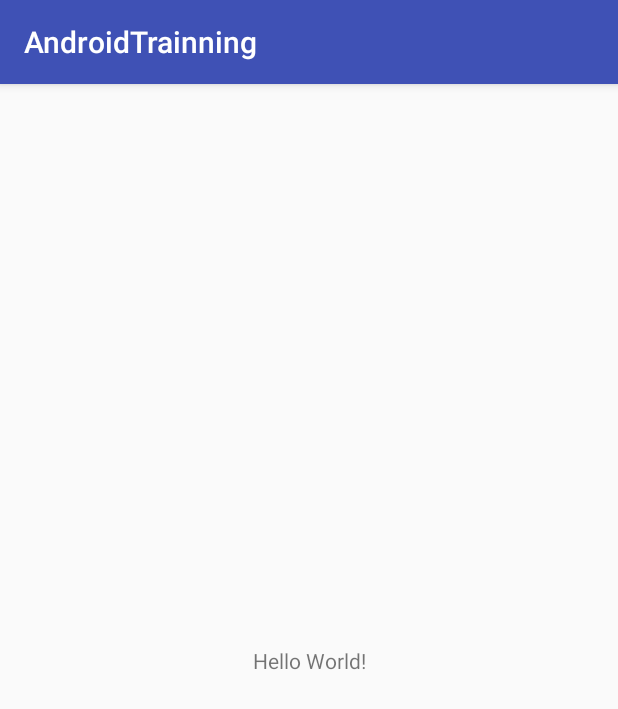
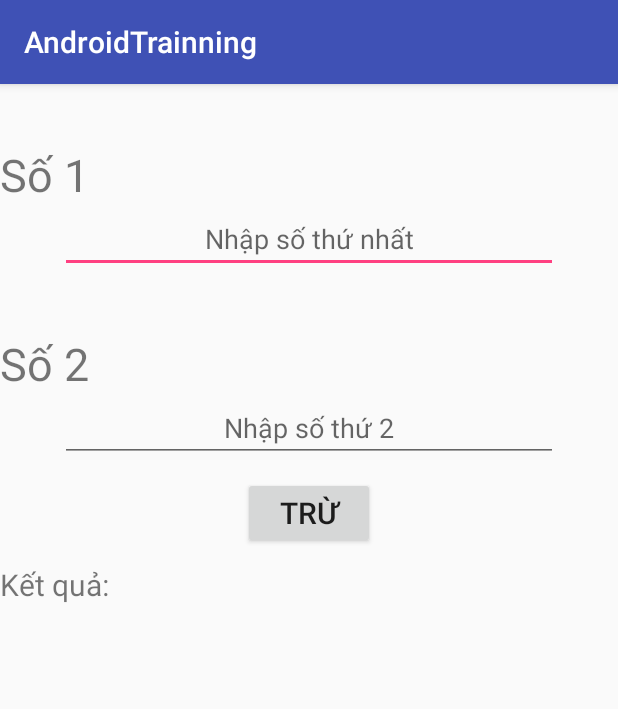
Before and after one commit to daolq3012/AndroidTrainning, an Android app: the screen it shows after launch (MainActivity), on a phone screen of 412 x 824 dp. Shown: the top 709 px of the screen. Run offline under Robolectric (Android 15) with nearby library versions, the phone set to English and light mode, and no system bars.

Commit message:
[PhongCH]: Chuc nang phep tru 2 so

```diff
--- a/app/src/main/java/com/fstyle/androidtrainning/MainActivity.java
+++ b/app/src/main/java/com/fstyle/androidtrainning/MainActivity.java
@@ -1,13 +1,44 @@
 package com.fstyle.androidtrainning;
 
+import android.annotation.SuppressLint;
 import android.support.v7.app.AppCompatActivity;
 import android.os.Bundle;
+import android.view.View;
+import android.widget.Button;
+import android.widget.EditText;
+import android.widget.TextView;
+
+import org.w3c.dom.Text;
 
 public class MainActivity extends AppCompatActivity {
+
+    private TextView txtViewPhepTru;
+    private EditText edtSo1, edtSo2;
+    private Button btnTru;
 
     @Override
     protected void onCreate(Bundle savedInstanceState) {
         super.onCreate(savedInstanceState);
         setContentView(R.layout.activity_main);
+        initViews();
+
+        btnTru.setOnClickListener(new View.OnClickListener() {
+            @SuppressLint("SetTextI18n")
+            @Override
+            public void onClick(View v) {
+                int sothu1 = Integer.parseInt(edtSo1.getText().toString().trim());
+                int sothu2 = Integer.parseInt(edtSo2.getText().toString().trim());
+                int ketquaTru = sothu1 - sothu2;
+
+                txtViewPhepTru.setText(" " + ketquaTru);
+            }
+        });
+    }
+
+    private void initViews() {
+        txtViewPhepTru = findViewById(R.id.txtViewPhepTru);
+        edtSo1 = findViewById(R.id.edtSo1);
+        edtSo2 = findViewById(R.id.edtSo2);
+        btnTru = findViewById(R.id.btnPhepTru);
     }
 }
--- a/app/src/main/res/layout/activity_main.xml
+++ b/app/src/main/res/layout/activity_main.xml
@@ -1,21 +1,78 @@
 <?xml version="1.0" encoding="utf-8"?>
-<android.support.constraint.ConstraintLayout
-    xmlns:android="http://schemas.android.com/apk/res/android"
+<LinearLayout xmlns:android="http://schemas.android.com/apk/res/android"
     xmlns:app="http://schemas.android.com/apk/res-auto"
     xmlns:tools="http://schemas.android.com/tools"
     android:layout_width="match_parent"
     android:layout_height="match_parent"
-    tools:context="com.fstyle.androidtrainning.MainActivity"
-    >
+    android:orientation="vertical"
+    tools:context="com.fstyle.androidtrainning.MainActivity">
 
     <TextView
+        android:layout_width="match_parent"
+        android:layout_height="wrap_content"
+        android:layout_marginTop="@dimen/dp_40"
+        android:text="@string/so_1"
+        android:textSize="@dimen/dp_30"
+        tools:ignore="SpUsage" />
+
+    <EditText
+        android:id="@+id/edtSo1"
+        android:inputType="number"
+        android:layout_width="match_parent"
+        android:layout_height="wrap_content"
+        android:layout_marginLeft="@dimen/dp_40"
+        android:layout_marginRight="@dimen/dp_40"
+        android:gravity="center"
+        android:hint="@string/nhapso_1" />
+
+
+    <TextView
+        android:layout_width="match_parent"
+        android:layout_height="wrap_content"
+        android:layout_marginTop="@dimen/dp_40"
+        android:text="@string/so_2"
+        android:textSize="@dimen/dp_30"
+        tools:ignore="SpUsage" />
+
+    <EditText
+        android:id="@+id/edtSo2"
+        android:layout_width="match_parent"
+        android:layout_height="wrap_content"
+        android:inputType="number"
+        android:layout_marginLeft="@dimen/dp_40"
+        android:layout_marginRight="@dimen/dp_40"
+        android:gravity="center"
+        android:hint="@string/nhapso_2" />
+
+    <Button
+        android:id="@+id/btnPhepTru"
         android:layout_width="wrap_content"
         android:layout_height="wrap_content"
-        android:text="Hello World!"
-        app:layout_constraintBottom_toBottomOf="parent"
-        app:layout_constraintLeft_toLeftOf="parent"
-        app:layout_constraintRight_toRightOf="parent"
-        app:layout_constraintTop_toTopOf="parent"
-        />
+        android:layout_gravity="center"
+        android:textSize="@dimen/dp_20"
+        android:layout_margin="@dimen/dp_10"
+        android:text="@string/phep_tru"
+        tools:ignore="SpUsage" />
 
-</android.support.constraint.ConstraintLayout>
+    <LinearLayout
+        android:layout_width="match_parent"
+        android:layout_height="wrap_content"
+        android:orientation="horizontal">
+
+        <TextView
+            android:layout_width="wrap_content"
+            android:layout_height="wrap_content"
+            android:text="@string/view_phepTru"
+            android:textSize="@dimen/dp_20"
+            tools:ignore="SpUsage" />
+
+        <TextView
+            android:id="@+id/txtViewPhepTru"
+            android:textSize="@dimen/dp_20"
+            android:layout_width="wrap_content"
+            android:layout_height="wrap_content"
+            tools:ignore="SpUsage" />
+
+    </LinearLayout>
+
+</LinearLayout>
--- /dev/null
+++ b/app/src/main/res/values/dimens.xml
@@ -0,0 +1,7 @@
+<?xml version="1.0" encoding="utf-8"?>
+<resources>
+    <dimen name="dp_20">20dp</dimen>
+    <dimen name="dp_40">40dp</dimen>
+    <dimen name="dp_10">10dp</dimen>
+    <dimen name="dp_30">30dp</dimen>
+</resources>
--- a/app/src/main/res/values/strings.xml
+++ b/app/src/main/res/values/strings.xml
@@ -1,3 +1,9 @@
 <resources>
     <string name="app_name">AndroidTrainning</string>
+    <string name="so_1">Số 1</string>
+    <string name="nhapso_1">Nhập số thứ nhất</string>
+    <string name="so_2">Số 2</string>
+    <string name="nhapso_2">Nhập số thứ 2</string>
+    <string name="phep_tru">Trừ</string>
+    <string name="view_phepTru">Kết quả:</string>
 </resources>
```
